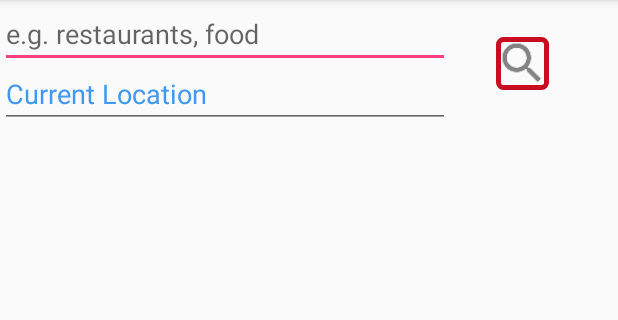
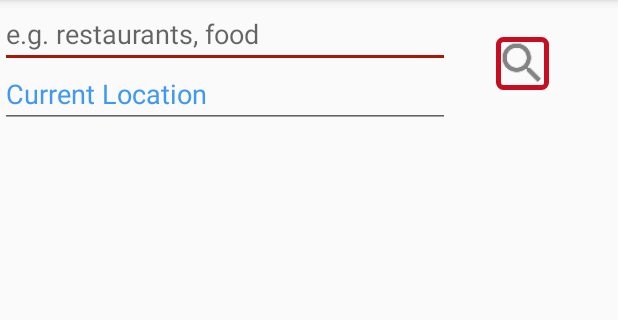
Before and after one commit to Ryan-Mathur/PokeYelp, an Android app: the SearchActivity screen opened directly, with no data from a screen before it, on a phone screen of 412 x 824 dp, the part 90-410 px from its top. Run offline under Robolectric (Android 15) with nearby library versions, the phone set to English and light mode, and no system bars; our stand-ins replace Picasso; pictures from the network do not load.

Commit message:
started layout work

```diff
--- a/PokeYelp/app/src/main/java/pokeyelp/grat/team/pokemonyelp/activity_search/SearchViewAdapter.java
+++ b/PokeYelp/app/src/main/java/pokeyelp/grat/team/pokemonyelp/activity_search/SearchViewAdapter.java
@@ -52,8 +52,8 @@ public class SearchViewAdapter extends RecyclerView.Adapter<SearchViewHolder> {
         }
 
         //these are placeholders for now
-        holder.mRatingView.setImageResource(R.drawable.box);
-        holder.mYelpLogo.setImageResource(R.drawable.box);
+        holder.mRatingView.setImageResource(R.drawable.stars_extra_large_5);
+        holder.mYelpLogo.setImageResource(R.drawable.yelp_trademark_rgb_outline);
 
         holder.mRootView.setOnClickListener(new View.OnClickListener() {
             @Override
--- a/PokeYelp/app/src/main/res/values/colors.xml
+++ b/PokeYelp/app/src/main/res/values/colors.xml
@@ -1,6 +1,6 @@
 <?xml version="1.0" encoding="utf-8"?>
 <resources>
-    <color name="colorPrimary">#3F51B5</color>
-    <color name="colorPrimaryDark">#303F9F</color>
-    <color name="colorAccent">#FF4081</color>
+    <color name="colorPrimary">#a61907</color>
+    <color name="colorPrimaryDark">#700000</color>
+    <color name="colorAccent">#a61907</color>
 </resources>
```
